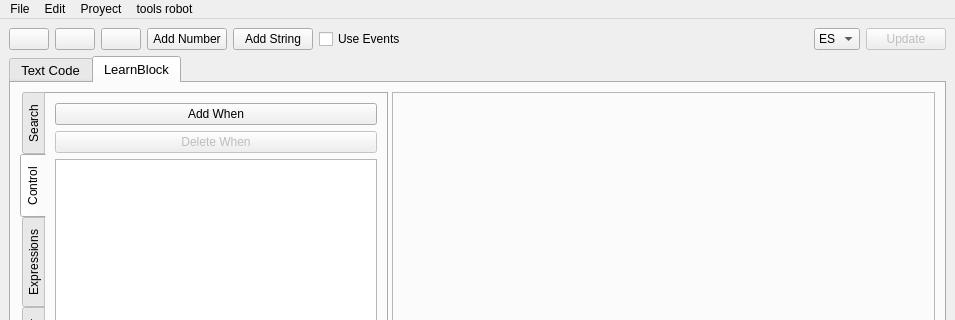
Qt form learnbot_dsl/guis/Learnblock.ui (robocomp/LearnBlock) before a commit; both pictures show x 0 to 955 and y 0 to 320 of the 955 by 790 pixel window.
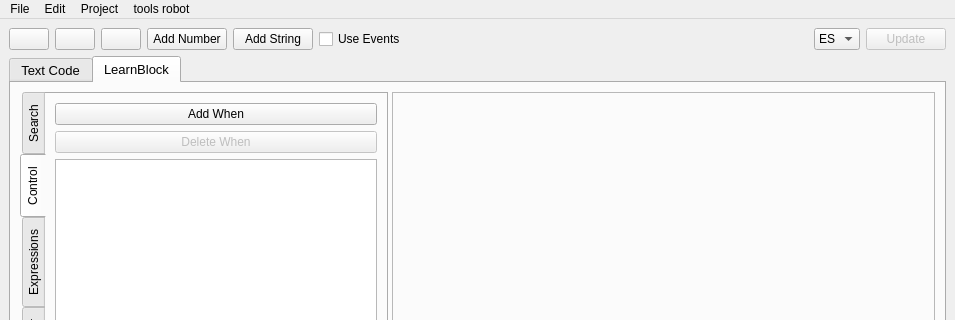
The same form after that commit.

```diff
--- a/learnbot_dsl/guis/Learnblock.ui
+++ b/learnbot_dsl/guis/Learnblock.ui
@@ -709,9 +709,9 @@
     <addaction name="actionUndo"/>
     <addaction name="actionRedo"/>
    </widget>
-   <widget class="QMenu" name="menuProyect">
+   <widget class="QMenu" name="menuProject">
     <property name="title">
-     <string>Proyect</string>
+     <string>Project</string>
     </property>
     <addaction name="actionBlocks_to_text"/>
     <addaction name="actionStart_simulated_robot"/>
@@ -720,7 +720,7 @@
    </widget>
    <addaction name="menuFile"/>
    <addaction name="menuEdit"/>
-   <addaction name="menuProyect"/>
+   <addaction name="menuProject"/>
    <addaction name="menuTools_robot"/>
   </widget>
   <widget class="QStatusBar" name="statusbar"/>
```
Left out of the diff: 46 changed lines with no effect on the pictures.
